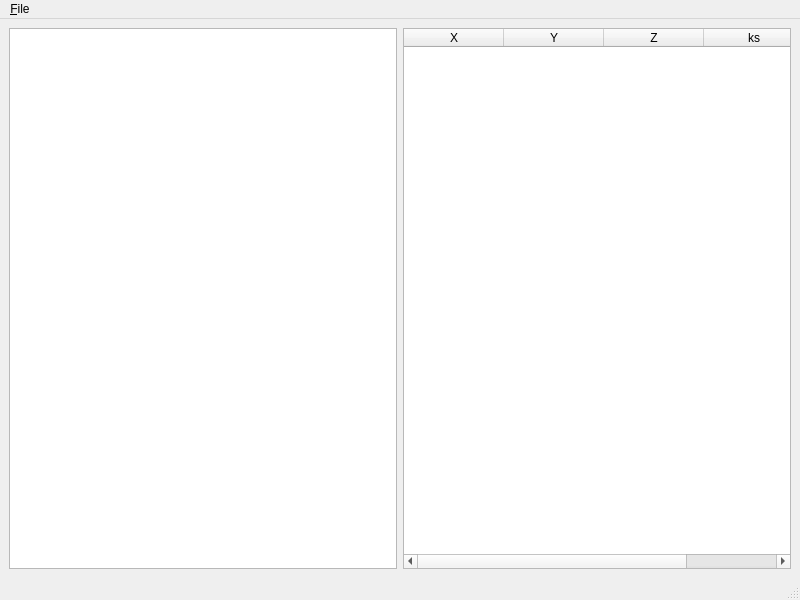
The window that gui/main.ui (zarch/openriver) describes before a commit, drawn with Qt 5.
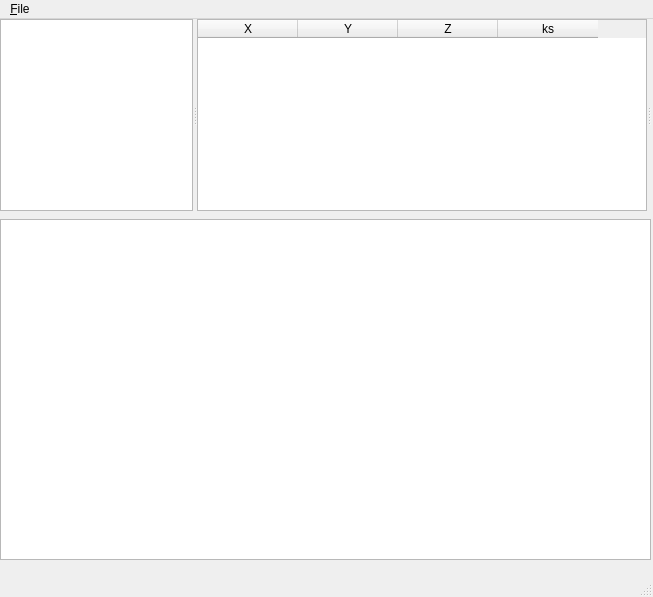
The same window after the commit.

Commit message: Add QGraphicView, and modify layout

Diff of the .ui file:
```diff
--- a/gui/main.ui
+++ b/gui/main.ui
@@ -6,20 +6,47 @@
    <rect>
     <x>0</x>
     <y>0</y>
-    <width>800</width>
-    <height>600</height>
+    <width>653</width>
+    <height>597</height>
    </rect>
   </property>
   <property name="windowTitle">
    <string>openriver</string>
   </property>
   <widget class="QWidget" name="centralwidget">
-   <layout class="QHBoxLayout" name="horizontalLayout">
-    <item>
-     <widget class="QListWidget" name="listSections"/>
-    </item>
-    <item>
+   <widget class="QSplitter" name="splitter">
+    <property name="geometry">
+     <rect>
+      <x>0</x>
+      <y>0</y>
+      <width>651</width>
+      <height>192</height>
+     </rect>
+    </property>
+    <property name="orientation">
+     <enum>Qt::Horizontal</enum>
+    </property>
+    <widget class="QListWidget" name="listSections">
+     <property name="maximumSize">
+      <size>
+       <width>200</width>
+       <height>16777215</height>
+      </size>
+     </property>
+    </widget>
      <widget class="QTableWidget" name="tableSectionCoord">
+     <property name="minimumSize">
+      <size>
+       <width>450</width>
+       <height>0</height>
+      </size>
+     </property>
+     <property name="maximumSize">
+      <size>
+       <width>256</width>
+       <height>16777215</height>
+      </size>
+     </property>
       <property name="alternatingRowColors">
        <bool>true</bool>
       </property>
@@ -50,15 +77,30 @@
        </property>
       </column>
      </widget>
-    </item>
-   </layout>
+    <widget class="QSplitter" name="splitter_2">
+     <property name="orientation">
+      <enum>Qt::Vertical</enum>
+     </property>
+     <widget class="QWidget" name="widget" native="true"/>
+    </widget>
+   </widget>
+   <widget class="QGraphicsView" name="graphicsView">
+    <property name="geometry">
+     <rect>
+      <x>0</x>
+      <y>200</y>
+      <width>651</width>
+      <height>341</height>
+     </rect>
+    </property>
+   </widget>
   </widget>
   <widget class="QMenuBar" name="menubar">
    <property name="geometry">
     <rect>
      <x>0</x>
      <y>0</y>
-     <width>800</width>
+     <width>653</width>
      <height>21</height>
     </rect>
    </property>
```
Left out of the diff: 17 changed lines with no effect on the pictures. Lines whose indentation alone changed are shown as unchanged. The commit also changes 2 other files.
